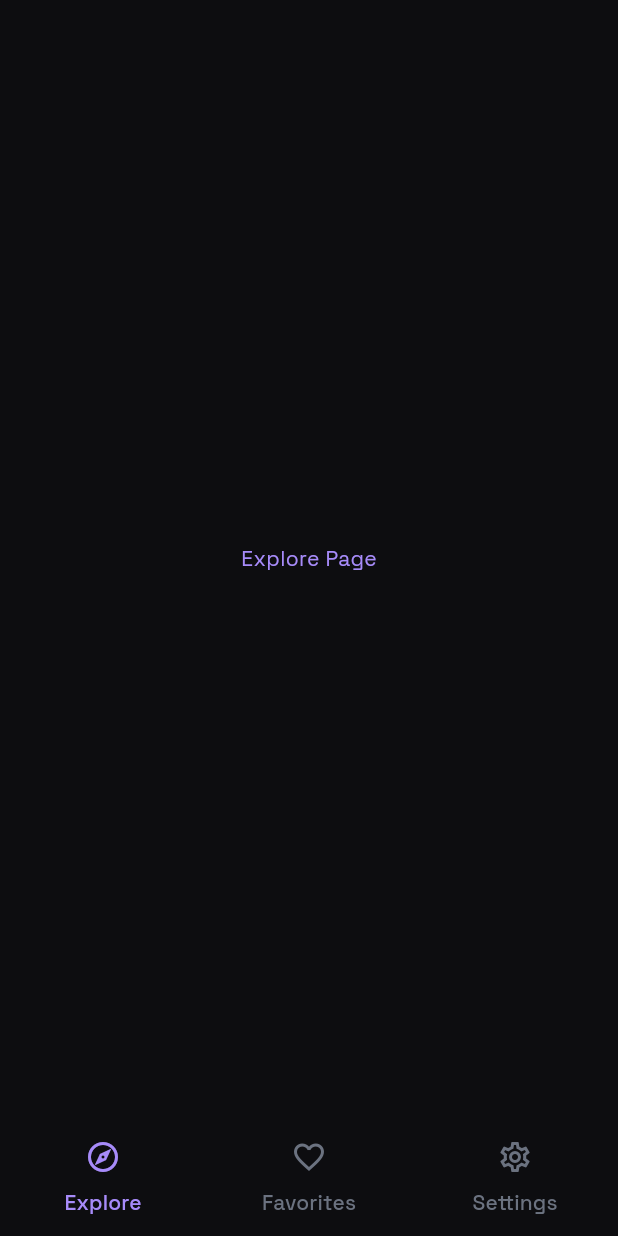
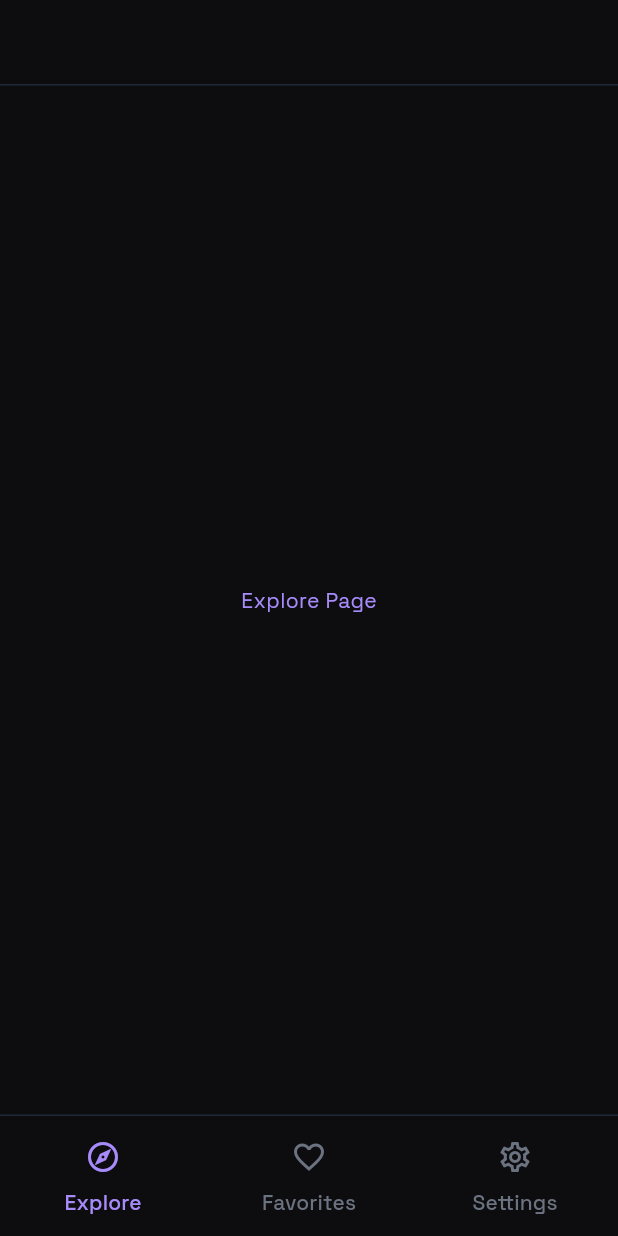
Before and after one commit to cooper-73/custom-painter-playground, a Flutter app: the screen it shows after launch, on a phone screen of 412 x 824 dp. Run offline on Flutter 3.47's test engine with Material 3 defaults, Android fonts, the phone set to English and light mode, and no system bars; our stand-ins replace flutter_riverpod, go_router.

Commit message:
feat: Add separator lines from app bar and bottom bar from scaffold's body

```diff
--- a/lib/core/shared/widgets/app_scaffold.dart
+++ b/lib/core/shared/widgets/app_scaffold.dart
@@ -3,14 +3,29 @@ import 'package:flutter/material.dart';
 class AppScaffold extends StatelessWidget {
   const AppScaffold({
     super.key,
+    this.title,
     required this.body,
   });
 
+  final String? title; // TODO: Make this required
   final Widget body;
 
   @override
   Widget build(BuildContext context) {
     return Scaffold(
+      appBar: PreferredSize(
+        preferredSize: const Size.fromHeight(kToolbarHeight + 1),
+        child: Column(
+          mainAxisSize: MainAxisSize.min,
+          children: [
+            AppBar(
+              title: Text(title ?? ''),
+              centerTitle: false,
+            ),
+            const Divider(height: 1),
+          ],
+        ),
+      ),
       body: SafeArea(
         child: Padding(
           padding: const EdgeInsets.symmetric(horizontal: 16, vertical: 20),
--- a/lib/core/shared/widgets/nested_navigation_scaffold.dart
+++ b/lib/core/shared/widgets/nested_navigation_scaffold.dart
@@ -37,7 +37,11 @@ class _NestedNavigationScaffoldState extends State<NestedNavigationScaffold> {
   Widget build(BuildContext context) {
     return Scaffold(
       body: widget.body,
-      bottomNavigationBar: ValueListenableBuilder(
+      bottomNavigationBar: Column(
+        mainAxisSize: MainAxisSize.min,
+        children: [
+          const Divider(height: 1),
+          ValueListenableBuilder(
             valueListenable: _selectedIndex,
             builder: (context, selectedIndex, child) {
               return NavigationBar(
@@ -60,6 +64,8 @@ class _NestedNavigationScaffoldState extends State<NestedNavigationScaffold> {
               );
             },
           ),
+        ],
+      ),
     );
   }
 }
```
Lines whose indentation alone changed are shown as unchanged.
